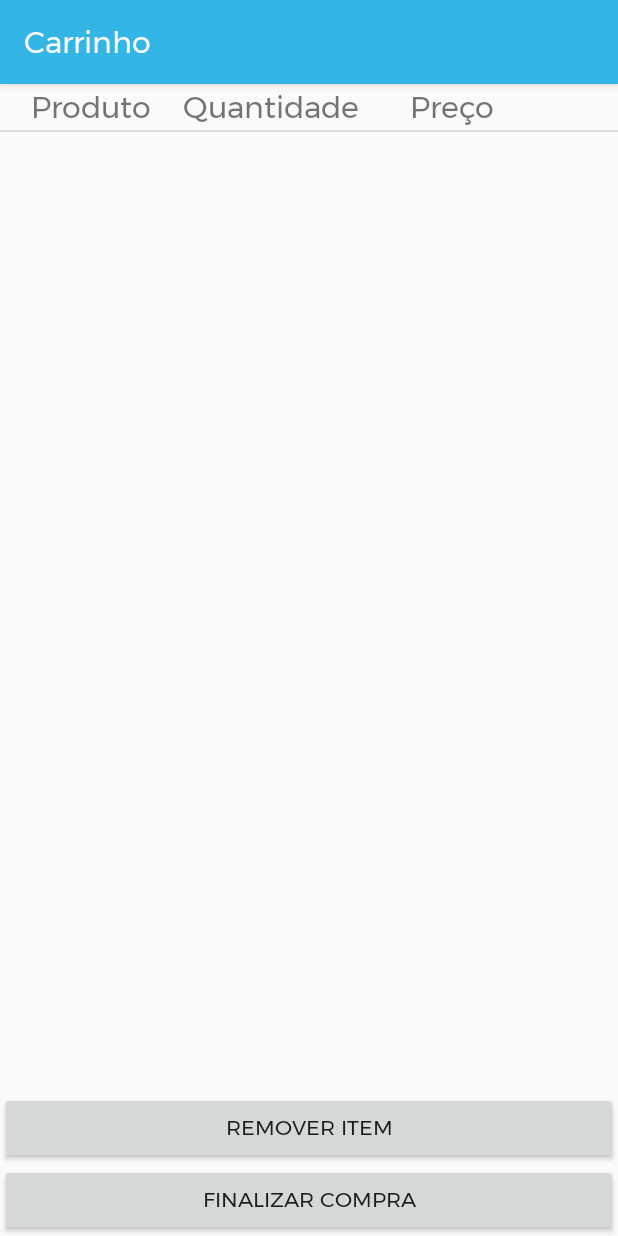
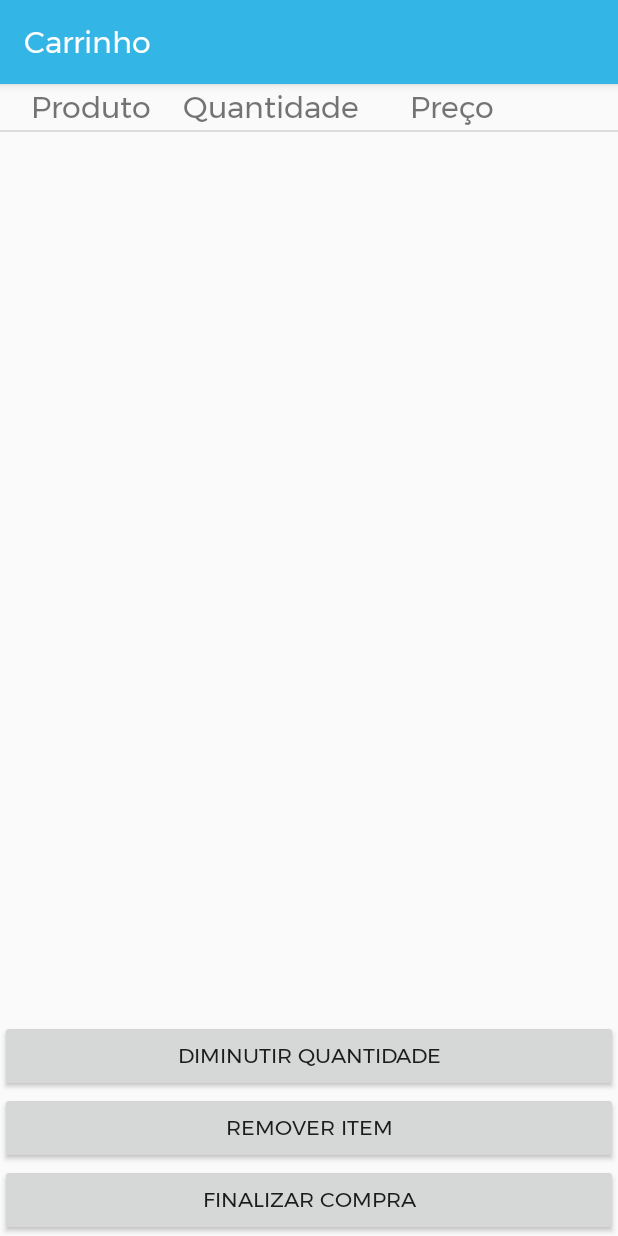
Before and after one commit to abgrilo4/ipm_ezgroceries, an Android app: the CheckCart screen opened directly, with no data from a screen before it, on a phone screen of 412 x 824 dp. Run offline under Robolectric (Android 15) with nearby library versions, the phone set to English and light mode, and no system bars.

Commit message:
Cart should be done

```diff
--- a/app/src/main/res/layout/activity_check_cart.xml
+++ b/app/src/main/res/layout/activity_check_cart.xml
@@ -11,9 +11,13 @@
         android:layout_width="match_parent"
         android:layout_height="?attr/actionBarSize"
         android:background="@android:color/holo_blue_light"
+        android:elevation="4dp"
         android:theme="@style/AppTheme.AppBarOverlay"
-        android:elevation="4dp"
-        app:popupTheme="@style/ThemeOverlay.AppCompat.Light"/>
+        app:layout_constraintBottom_toTopOf="@+id/ItemsNoCarrinho"
+        app:layout_constraintEnd_toEndOf="parent"
+        app:layout_constraintStart_toStartOf="parent"
+        app:layout_constraintTop_toTopOf="parent"
+        app:popupTheme="@style/ThemeOverlay.AppCompat.Light" />
 
     <Button
         android:id="@+id/RemoverItem"
@@ -36,10 +40,20 @@
         android:layout_width="0dp"
         android:layout_height="0dp"
         android:choiceMode="singleChoice"
-        app:layout_constraintBottom_toTopOf="@id/RemoverItem"
+
+        app:layout_constraintBottom_toTopOf="@+id/button6"
         app:layout_constraintEnd_toEndOf="parent"
         app:layout_constraintHorizontal_bias="0.0"
         app:layout_constraintStart_toStartOf="parent"
         app:layout_constraintTop_toBottomOf="@id/my_toolbar" />
 
+    <Button
+        android:id="@+id/button6"
+        android:layout_width="0dp"
+        android:layout_height="wrap_content"
+        android:text="Diminutir quantidade"
+        app:layout_constraintBottom_toTopOf="@+id/RemoverItem"
+        app:layout_constraintEnd_toEndOf="parent"
+        app:layout_constraintStart_toStartOf="parent" />
+
 </androidx.constraintlayout.widget.ConstraintLayout>
```
Also changed, not shown: app/src/main/java/com/example/ezgroceries/CheckCart.java (+41 -0 lines), app/src/main/java/com/example/ezgroceries/Product.java (+8 -0 lines).
